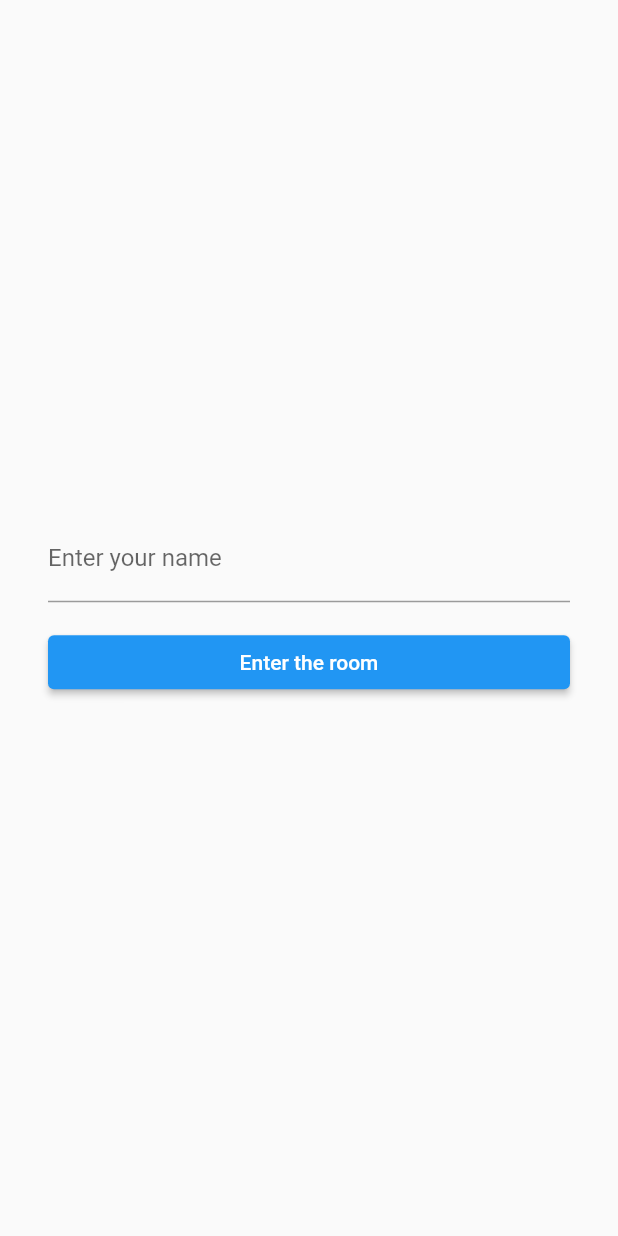
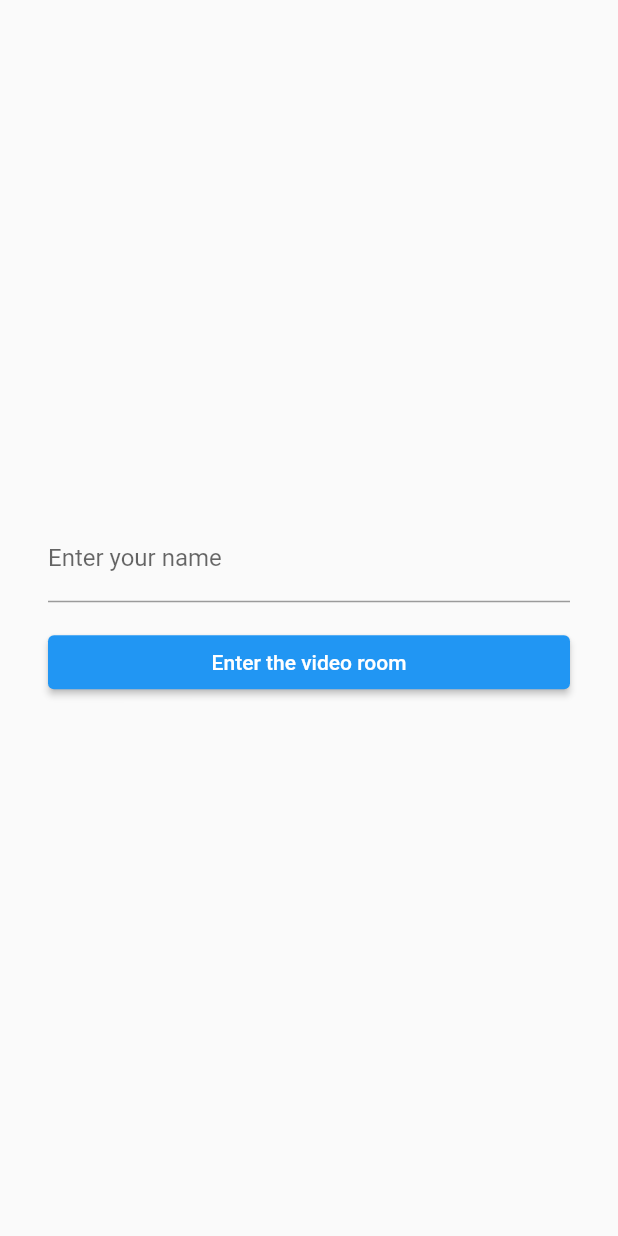
Before and after one commit to hphuc5453/VideoCallAndChatWithTwilio, a Flutter app: the RoomPage screen opened directly, on a phone screen of 412 x 824 dp. Run offline on Flutter 3.47's test engine with Material 2 defaults, Android fonts, the phone set to English and light mode, and no system bars; our stand-ins replace bloc, equatable, flutter_bloc; missing offline and left inert: twilio_programmable_video.

Commit message:
Release video call

```diff
--- a/lib/main.dart
+++ b/lib/main.dart
@@ -1,5 +1,5 @@
 import 'package:flutter/material.dart';
-import 'package:twilo_programable_video/room/room_page.dart';
+import 'package:twilo_programable_video/action_page.dart';
 
 void main() {
   runApp(const TwilioProgrammableVideoExample());
@@ -15,7 +15,7 @@ class TwilioProgrammableVideoExample extends StatelessWidget {
         appBar: AppBar(
           title: const Text('Twilio Programmable Video'),
         ),
-        body: RoomPage(),
+        body: const ActionPage(),
         ),
     );
   }
--- a/lib/room/room_page.dart
+++ b/lib/room/room_page.dart
@@ -30,7 +30,7 @@ class RoomPage extends StatelessWidget {
                             token: state.token,
                             name: state.name,
                           ),
-                          child: ConferencePage(),
+                          child: const ConferencePage(),
                         )),
                   );
                 }
@@ -52,7 +52,7 @@ class RoomPage extends StatelessWidget {
                             crossAxisAlignment: CrossAxisAlignment.stretch,
                             children: [
                               TextField(
-                                key: Key('enter-name'),
+                                key: const Key('enter-name'),
                                 decoration: InputDecoration(
                                   labelText: 'Enter your name',
                                   enabled: !isLoading,
@@ -65,16 +65,16 @@ class RoomPage extends StatelessWidget {
                                 height: 16,
                               ),
                               (isLoading == true)
-                                  ? LinearProgressIndicator()
+                                  ? const LinearProgressIndicator()
                                   : ElevatedButton(
                                       onPressed: () async {
                                         await bloc.submit();
                                       },
-                                      child: Text('Enter the room')),
+                                      child: const Text('Enter the video room')),
                               (state is RoomError)
                                   ? Text(
                                       state.error,
-                                      style: TextStyle(color: Colors.red),
+                                      style: const TextStyle(color: Colors.red),
                                     )
                                   : Container(),
                               const SizedBox(
```
Also changed, not shown: lib/conference/conference_cubit.dart (+16 -31 lines), lib/conference/conference_page.dart (+5 -5 lines), 3 other files.
